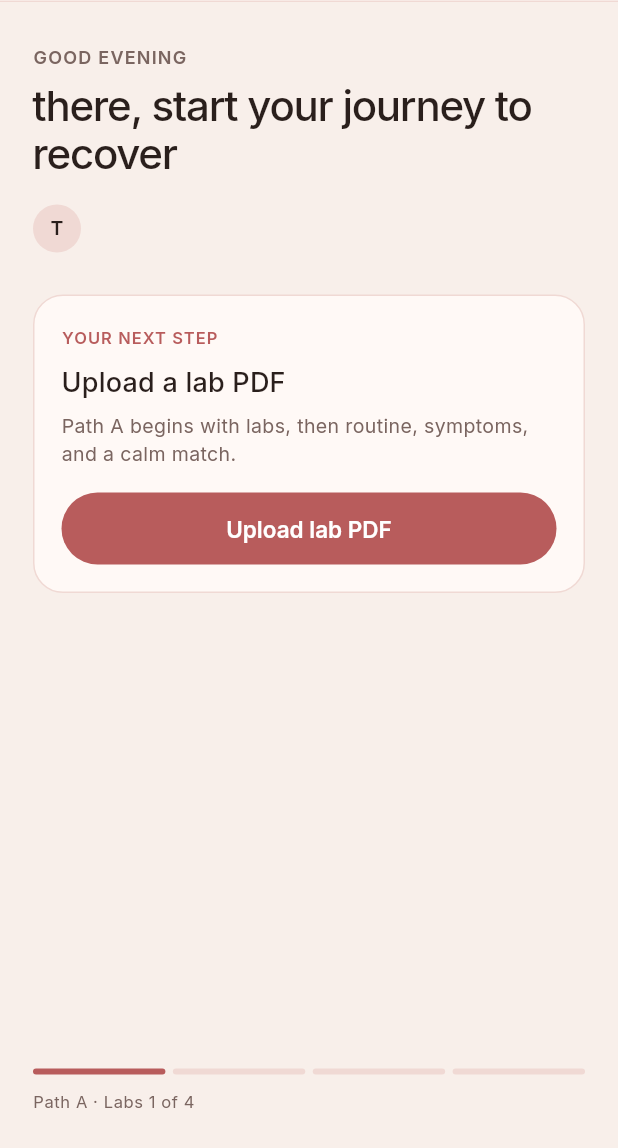
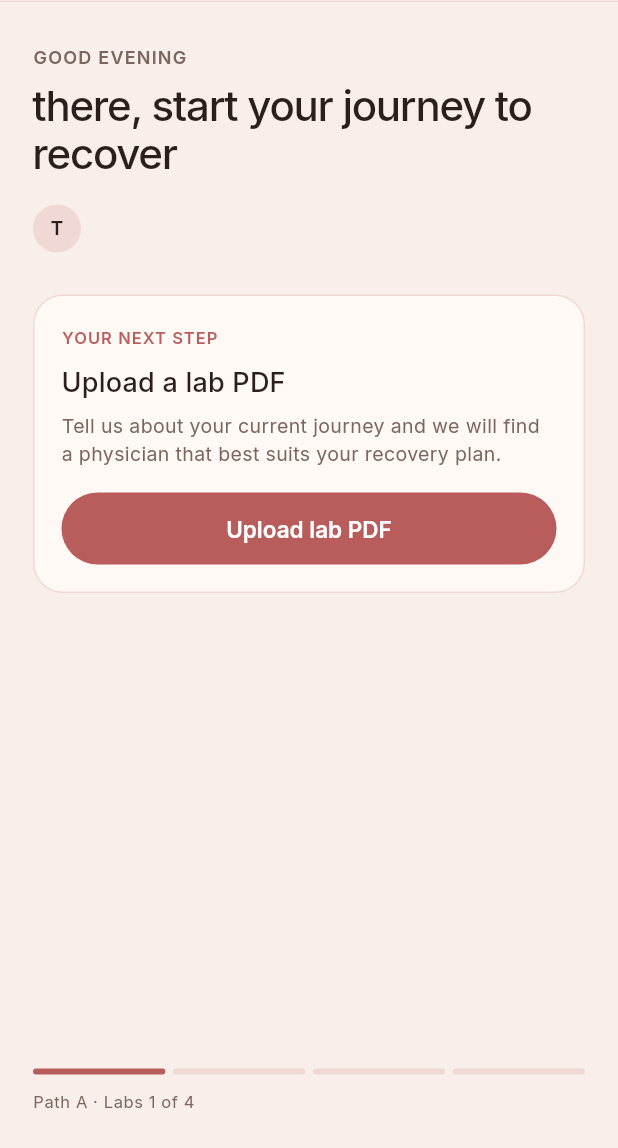
Before and after one commit to peterkwkwan/femm, a Flutter app: the screen it shows once a user with an empty profile is signed in, on a phone screen of 412 x 824 dp, the part 88-1236 px from its top. Run offline on Flutter 3.47's test engine with Material 3 defaults, Android fonts, the phone set to English and light mode, and no system bars; our stand-ins replace file_picker, google_sign_in, supabase_flutter; accounts and stored records are empty.

Commit message:
ui(mobile): home next-step recovery supporting copy
Replace Path A labs supporting line with journey/physician recovery-plan
copy; keep "{first}, start your journey to recover" headline.

Co-authored-by: peterkwkwan <peterkwkwan@gmail.com>

```diff
--- a/apps/mobile/lib/screens/signed_in_home.dart
+++ b/apps/mobile/lib/screens/signed_in_home.dart
@@ -151,8 +151,9 @@ class SignedInHome extends StatelessWidget {
                           ),
                           const SizedBox(height: 6),
                           Text(
-                            'Path A begins with labs, then routine, symptoms, '
-                            'and a calm match.',
+                            'Tell us about your current journey and we will '
+                            'find a physician that best suits your recovery '
+                            'plan.',
                             style: theme.textTheme.bodyMedium?.copyWith(
                               color: PetalSoft.muted,
                               fontSize: 13,
```
Also changed, not shown: 1 other file.
